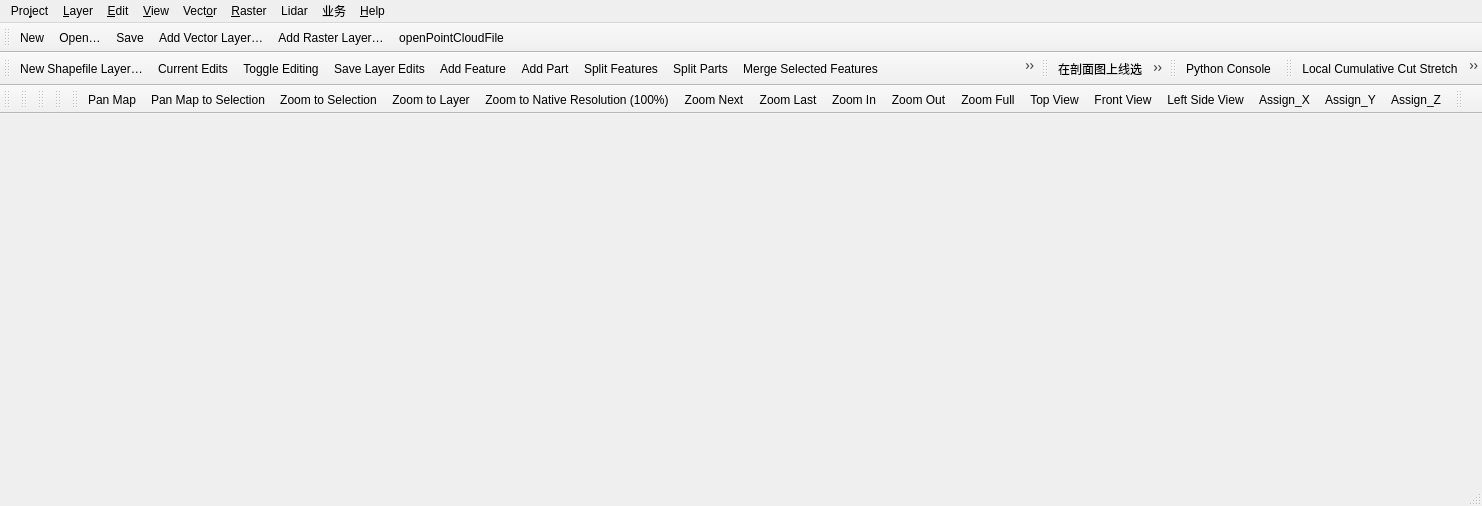
The window that src/ui/qgisapp.ui (qgis/QGIS) describes before a commit, drawn with Qt 5.
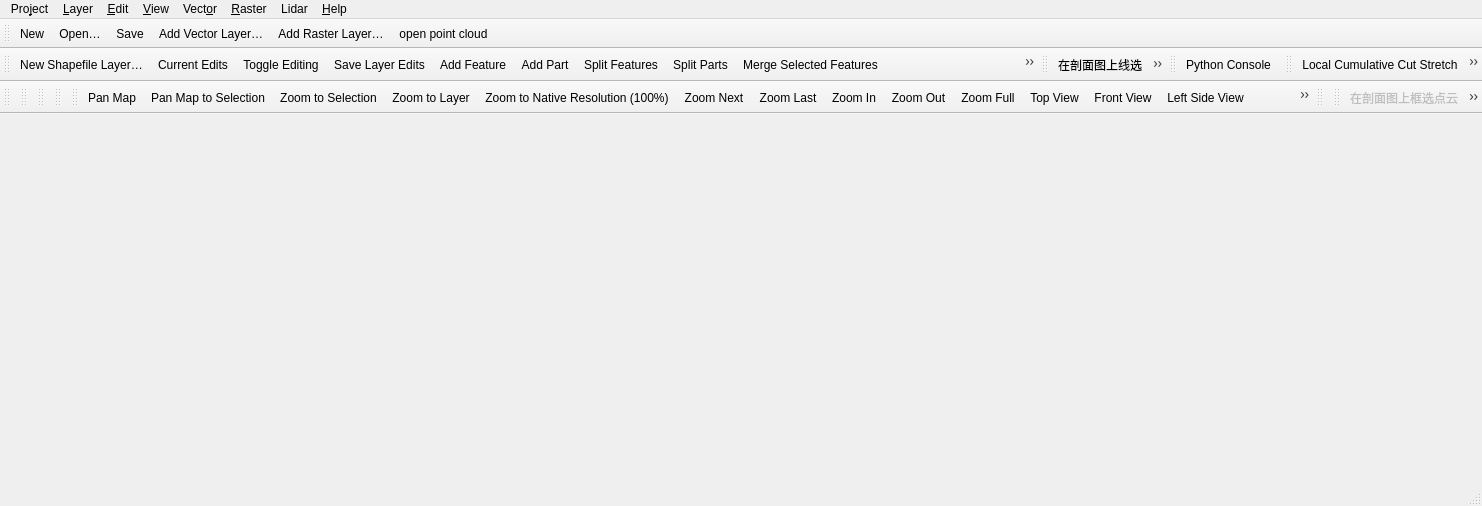
The same window after the commit. Icons and pictures are not drawn.

Patch:
```diff
--- a/src/ui/qgisapp.ui
+++ b/src/ui/qgisapp.ui
@@ -17,7 +17,7 @@
      <x>0</x>
      <y>0</y>
      <width>1482</width>
-     <height>21</height>
+     <height>22</height>
     </rect>
    </property>
    <property name="toolTip">
@@ -219,15 +219,6 @@
     <addaction name="actionForest"/>
     <addaction name="menu_EditingTools"/>
    </widget>
-   <widget class="QMenu" name="menu">
-    <property name="title">
-     <string>业务</string>
-    </property>
-    <addaction name="action_Forest"/>
-    <addaction name="actionLand_Cover"/>
-    <addaction name="actionCIM"/>
-    <addaction name="actionCAD"/>
-   </widget>
    <addaction name="mProjectMenu"/>
    <addaction name="mLayerMenu"/>
    <addaction name="mEditMenu"/>
@@ -235,7 +226,6 @@
    <addaction name="mVectorMenu"/>
    <addaction name="mRasterMenu"/>
    <addaction name="menuLidar"/>
-   <addaction name="menu"/>
    <addaction name="mHelpMenu"/>
   </widget>
   <widget class="QStatusBar" name="statusbar">
@@ -294,9 +284,6 @@
    <addaction name="mActionPasteFeatures"/>
    <addaction name="mActionUndo"/>
    <addaction name="mActionRedo"/>
-   <addaction name="mActionSelectFeatures"/>
-   <addaction name="mActionSelectFreehand"/>
-   <addaction name="mActionInvertSelection"/>
   </widget>
   <widget class="QToolBar" name="mMapNavToolBar">
    <property name="windowTitle">
@@ -321,7 +308,6 @@
    <addaction name="mActionMeasureDistance"/>
    <addaction name="mActionMeasureAreaReal"/>
    <addaction name="mActionMeasureAngle"/>
-   <addaction name="m_selectiononprofile"/>
    <addaction name="separator"/>
    <addaction name="mActionDraw"/>
    <addaction name="mActionIdentify"/>
@@ -460,6 +446,27 @@
     <bool>false</bool>
    </attribute>
   </widget>
+  <widget class="QToolBar" name="mPcdEditToolBar">
+   <property name="windowTitle">
+    <string>toolBar</string>
+   </property>
+   <attribute name="toolBarArea">
+    <enum>TopToolBarArea</enum>
+   </attribute>
+   <attribute name="toolBarBreak">
+    <bool>false</bool>
+   </attribute>
+   <addaction name="m_selectiononprofile"/>
+   <addaction name="mActionClassifyByRect"/>
+   <addaction name="mActionClassifyByPologon"/>
+   <addaction name="mActionInvertSelection"/>
+   <addaction name="mActionPickPoints"/>
+   <addaction name="mActionBrush"/>
+   <addaction name="mActionSinglePointPen"/>
+   <addaction name="settargetclass"/>
+   <addaction name="setbeforclass"/>
+   <addaction name="showshaderparameter"/>
+  </widget>
   <action name="mActionNewProject">
    <property name="icon">
     <iconset resource="../../images/images.qrc">
@@ -2886,7 +2893,7 @@
      <normaloff>:/images/svg/displaz.svg</normaloff>:/images/svg/displaz.svg</iconset>
    </property>
    <property name="text">
-    <string>openPointCloudFile </string>
+    <string>open point cloud</string>
    </property>
    <property name="toolTip">
     <string>open point cloud</string>
@@ -3252,6 +3259,9 @@
    </property>
   </action>
   <action name="m_selectiononprofile">
+   <property name="enabled">
+    <bool>false</bool>
+   </property>
    <property name="icon">
     <iconset resource="../../images/images.qrc">
      <normaloff>:/images/cc/square.png</normaloff>:/images/cc/square.png</iconset>
@@ -3541,6 +3551,102 @@
     <string>Add Point Cloud Layer...</string>
    </property>
   </action>
+  <action name="settargetclass">
+   <property name="icon">
+    <iconset resource="../../images/images.qrc">
+     <normaloff>:/images/themes/default/classification_methods/mClassificationStandardDeviation.svg</normaloff>:/images/themes/default/classification_methods/mClassificationStandardDeviation.svg</iconset>
+   </property>
+   <property name="text">
+    <string>打开类型选择</string>
+   </property>
+   <property name="toolTip">
+    <string>打开类型选择</string>
+   </property>
+  </action>
+  <action name="setbeforclass">
+   <property name="icon">
+    <iconset resource="../../images/images.qrc">
+     <normaloff>:/images/themes/default/classification_methods/mClassificationEqualCount.svg</normaloff>:/images/themes/default/classification_methods/mClassificationEqualCount.svg</iconset>
+   </property>
+   <property name="text">
+    <string>关闭类型选择</string>
+   </property>
+   <property name="toolTip">
+    <string>关闭类型选择</string>
+   </property>
+  </action>
+  <action name="showshaderparameter">
+   <property name="icon">
+    <iconset resource="../../images/images.qrc">
+     <normaloff>:/images/cc/ccGear.png</normaloff>:/images/cc/ccGear.png</iconset>
+   </property>
+   <property name="text">
+    <string>shaderparameter</string>
+   </property>
+  </action>
+  <action name="mActionPickPoints">
+   <property name="icon">
+    <iconset resource="../../images/images.qrc">
+     <normaloff>:/images/themes/default/propertyicons/render.svg</normaloff>:/images/themes/default/propertyicons/render.svg</iconset>
+   </property>
+   <property name="text">
+    <string>拾取点，并显示在表格中</string>
+   </property>
+   <property name="toolTip">
+    <string>拾取点，并显示在表格中</string>
+   </property>
+  </action>
+  <action name="mActionBrush">
+   <property name="icon">
+    <iconset resource="../../images/images.qrc">
+     <normaloff>:/images/themes/default/propertyicons/rendering.svg</normaloff>:/images/themes/default/propertyicons/rendering.svg</iconset>
+   </property>
+   <property name="text">
+    <string>刷子工具</string>
+   </property>
+   <property name="toolTip">
+    <string>刷子</string>
+   </property>
+   <property name="shortcut">
+    <string>Del</string>
+   </property>
+  </action>
+  <action name="mActionSinglePointPen">
+   <property name="icon">
+    <iconset resource="../../images/images.qrc">
+     <normaloff>:/images/themes/default/cursors/mSampler.svg</normaloff>:/images/themes/default/cursors/mSampler.svg</iconset>
+   </property>
+   <property name="text">
+    <string>刻刀工具</string>
+   </property>
+   <property name="toolTip">
+    <string>刻刀工具</string>
+   </property>
+  </action>
+  <action name="mActionClassifyByRect">
+   <property name="icon">
+    <iconset resource="../../images/images.qrc">
+     <normaloff>:/images/themes/default/mActionSelectRectangle.svg</normaloff>:/images/themes/default/mActionSelectRectangle.svg</iconset>
+   </property>
+   <property name="text">
+    <string>mActionClassifyByRect</string>
+   </property>
+   <property name="toolTip">
+    <string>Classify By Rect</string>
+   </property>
+  </action>
+  <action name="mActionClassifyByPologon">
+   <property name="icon">
+    <iconset resource="../../images/images.qrc">
+     <normaloff>:/images/themes/default/mActionSelectPolygon.svg</normaloff>:/images/themes/default/mActionSelectPolygon.svg</iconset>
+   </property>
+   <property name="text">
+    <string>mActionClassifyByPologon</string>
+   </property>
+   <property name="toolTip">
+    <string>Classify By Pologon</string>
+   </property>
+  </action>
  </widget>
  <resources>
   <include location="../../images/images.qrc"/>
```
